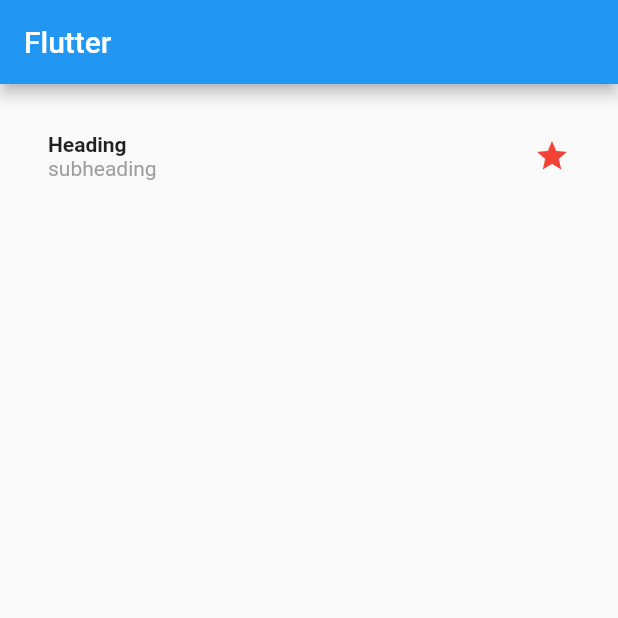
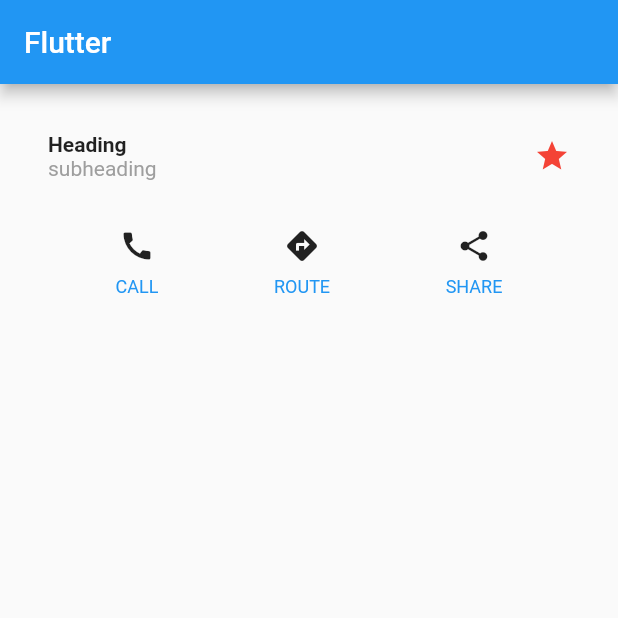
Before and after one commit to HelenGuov/Flutter, a Flutter app: the screen it shows after launch, on a phone screen of 412 x 824 dp, the top half of it. Run offline on Flutter 3.47's test engine with Material 2 defaults, Android fonts, the phone set to English and light mode, and no system bars.

Commit message:
button section

```diff
--- a/lib/main.dart
+++ b/lib/main.dart
@@ -5,37 +5,59 @@ void main() {
 }
 
 class MyApp extends StatelessWidget {
-
   @override
   Widget build(BuildContext context) {
     Widget titleSection = new Container(
-        padding: const EdgeInsets.all(32.0),  //padding around
+        padding: const EdgeInsets.all(32.0), //padding around
         child: new Row(
           children: [
             new Expanded(
                 child: new Column(
                     crossAxisAlignment: CrossAxisAlignment.start,
                     children: [
-                      new Text("Heading", style: new TextStyle(fontWeight: FontWeight.bold)),
-                      new Text("subheading", style: new TextStyle(color: Colors.grey[500])),
-                    ]
-                )),
+                  new Text("Heading",
+                      style: new TextStyle(fontWeight: FontWeight.bold)),
+                  new Text("subheading",
+                      style: new TextStyle(color: Colors.grey[500])),
+                ])),
             new Icon(Icons.star, color: Colors.red[500]),
           ],
-        )
-    );
+        ));
+
+    Column buildButtonColumn(IconData icon, String label) {
+      Color color = Theme.of(context).primaryColor;
+
+      return new Column(
+          children: [
+            new Icon(icon),
+            new Container(
+              margin: const EdgeInsets.only(top: 8.0),
+            child: new Text(label,
+            style: new TextStyle(
+              fontSize: 12.0,
+              fontWeight: FontWeight.w400,
+              color: color,
+            )))
+          ]);
+    }
+
+    Widget buttonSection = new Container(
+        child: new Row(
+            mainAxisSize: MainAxisSize.min,
+            mainAxisAlignment: MainAxisAlignment.spaceEvenly,
+            children: [
+              buildButtonColumn(Icons.call, 'CALL'),
+              buildButtonColumn(Icons.directions, 'ROUTE'),
+              buildButtonColumn(Icons.share, 'SHARE')
+            ]));
+
     return new MaterialApp(
         title: 'Flutter App',
         home: new Scaffold(
             appBar: new AppBar(title: new Text("Flutter ")),
-            body: new ListView(
-                children: [
-                  titleSection,
-                ]
-            )
-        )
-
-    );
+            body: new ListView(children: [
+              titleSection,
+              buttonSection
+            ])));
   }
-
 }
```
Also changed, not shown: images/lake.jpg (added).
